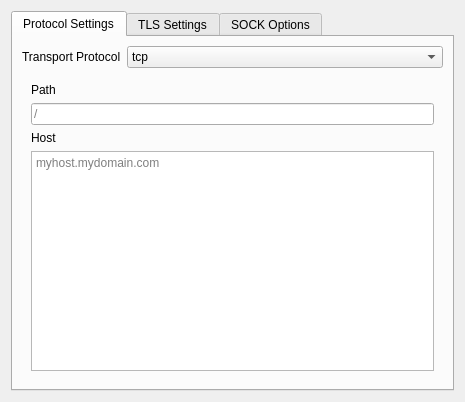
Qt form src/ui/widgets/widgets/StreamSettingsWidget.ui (Qv2ray/Qv2ray) before a commit.
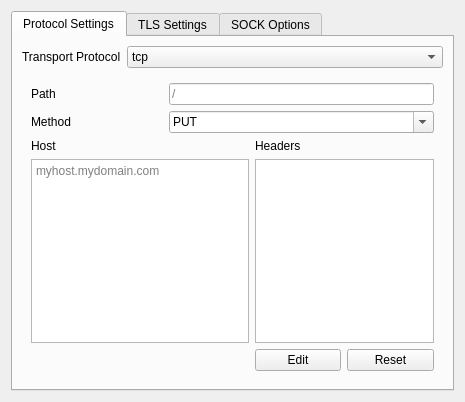
The same form after that commit. The open tabs and pages were chosen to show the change.

```diff
--- a/src/ui/widgets/widgets/StreamSettingsWidget.ui
+++ b/src/ui/widgets/widgets/StreamSettingsWidget.ui
@@ -160,7 +160,9 @@
           </layout>
          </widget>
          <widget class="QWidget" name="httpStackPage">
-          <layout class="QGridLayout" name="gridLayout_8" rowstretch="0,0,0,1">
+          <layout class="QGridLayout" name="gridLayout_8">
+           <item row="0" column="0">
+            <layout class="QGridLayout" name="gridLayout_10">
            <item row="0" column="0">
             <widget class="QLabel" name="label_5">
              <property name="text">
@@ -168,27 +170,135 @@
              </property>
             </widget>
            </item>
-           <item row="1" column="0">
+             <item row="0" column="1" colspan="2">
             <widget class="QLineEdit" name="httpPathTxt">
              <property name="placeholderText">
               <string notr="true">/</string>
              </property>
             </widget>
            </item>
-           <item row="2" column="0">
+             <item row="1" column="0">
+              <widget class="QLabel" name="label_31">
+               <property name="text">
+                <string>Method</string>
+               </property>
+              </widget>
+             </item>
+             <item row="1" column="1" colspan="2">
+              <widget class="QComboBox" name="httpMethodCB">
+               <property name="editable">
+                <bool>true</bool>
+               </property>
+               <item>
+                <property name="text">
+                 <string notr="true">PUT</string>
+                </property>
+               </item>
+               <item>
+                <property name="text">
+                 <string notr="true">GET</string>
+                </property>
+               </item>
+               <item>
+                <property name="text">
+                 <string notr="true">POST</string>
+                </property>
+               </item>
+               <item>
+                <property name="text">
+                 <string notr="true">DELETE</string>
+                </property>
+               </item>
+               <item>
+                <property name="text">
+                 <string notr="true">CONNECT</string>
+                </property>
+               </item>
+               <item>
+                <property name="text">
+                 <string notr="true">HEAD</string>
+                </property>
+               </item>
+               <item>
+                <property name="text">
+                 <string notr="true">OPTIONS</string>
+                </property>
+               </item>
+               <item>
+                <property name="text">
+                 <string notr="true">PATCH</string>
+                </property>
+               </item>
+               <item>
+                <property name="text">
+                 <string notr="true">TRACE</string>
+                </property>
+               </item>
+              </widget>
+             </item>
+            </layout>
+           </item>
+           <item row="1" column="0">
+            <layout class="QGridLayout" name="gridLayout_11">
+             <item row="0" column="0">
             <widget class="QLabel" name="label_4">
              <property name="text">
               <string>Host</string>
              </property>
             </widget>
            </item>
-           <item row="3" column="0">
+             <item row="0" column="1" colspan="2">
+              <widget class="QLabel" name="label_33">
+               <property name="text">
+                <string>Headers</string>
+               </property>
+              </widget>
+             </item>
+             <item row="1" column="0">
             <widget class="QPlainTextEdit" name="httpHostTxt">
              <property name="placeholderText">
               <string notr="true">myhost.mydomain.com</string>
              </property>
             </widget>
            </item>
+             <item row="1" column="1" colspan="2">
+              <widget class="QPlainTextEdit" name="httpHeadersTxt">
+               <property name="sizePolicy">
+                <sizepolicy hsizetype="Preferred" vsizetype="Preferred">
+                 <horstretch>0</horstretch>
+                 <verstretch>0</verstretch>
+                </sizepolicy>
+               </property>
+               <property name="lineWrapMode">
+                <enum>QPlainTextEdit::NoWrap</enum>
+               </property>
+               <property name="readOnly">
+                <bool>true</bool>
+               </property>
+               <property name="plainText">
+                <string/>
+               </property>
+               <property name="placeholderText">
+                <string notr="true"/>
+               </property>
+              </widget>
+             </item>
+             <item row="2" column="1">
+              <widget class="QPushButton" name="httpHeadersEditBtn">
+               <property name="text">
+                <string>Edit</string>
+               </property>
+              </widget>
+             </item>
+             <item row="2" column="2">
+              <widget class="QPushButton" name="httpHeadersDefBtn">
+               <property name="text">
+                <string>Reset</string>
+               </property>
+              </widget>
+             </item>
+            </layout>
+           </item>
           </layout>
          </widget>
          <widget class="QWidget" name="wsStackPage">
```
Left out of the diff: 35 changed lines with no effect on the pictures. Lines whose indentation alone changed are shown as unchanged.
